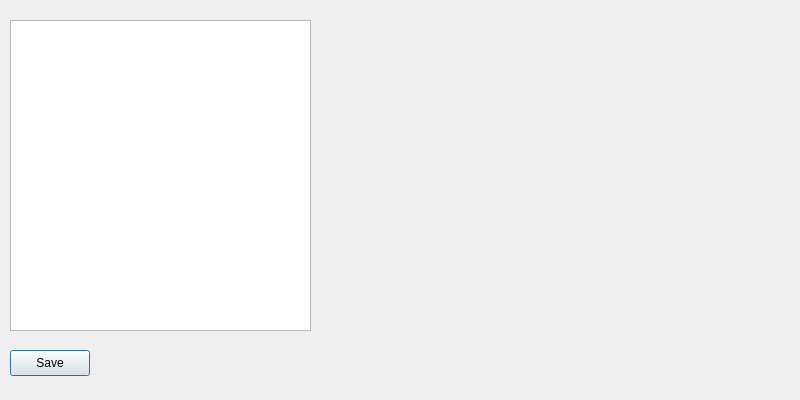
The window that src/filebrowse.ui (g4ixt/QtTinySA) describes before a commit, drawn with Qt 5.
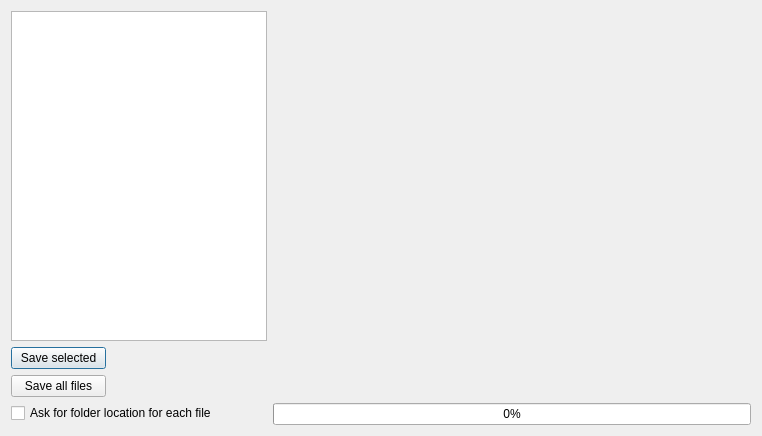
The same window after the commit.

```diff
--- a/src/filebrowse.ui
+++ b/src/filebrowse.ui
@@ -6,44 +6,39 @@
    <rect>
     <x>0</x>
     <y>0</y>
-    <width>800</width>
-    <height>400</height>
+    <width>762</width>
+    <height>436</height>
    </rect>
   </property>
   <property name="windowTitle">
    <string>File List</string>
   </property>
+  <layout class="QGridLayout" name="gridLayout_3">
+   <item row="0" column="0">
+    <layout class="QFormLayout" name="formLayout">
+     <item row="0" column="0">
   <widget class="QListWidget" name="listWidget">
-   <property name="geometry">
-    <rect>
-     <x>10</x>
-     <y>20</y>
-     <width>301</width>
-     <height>311</height>
-    </rect>
-   </property>
-  </widget>
-  <widget class="QPushButton" name="download">
-   <property name="geometry">
-    <rect>
-     <x>10</x>
-     <y>350</y>
-     <width>80</width>
-     <height>26</height>
-    </rect>
-   </property>
-   <property name="text">
-    <string>Save</string>
-   </property>
-  </widget>
+       <property name="sizePolicy">
+        <sizepolicy hsizetype="Expanding" vsizetype="Expanding">
+         <horstretch>0</horstretch>
+         <verstretch>0</verstretch>
+        </sizepolicy>
+       </property>
+      </widget>
+     </item>
+     <item row="0" column="1">
   <widget class="QLabel" name="picture">
-   <property name="geometry">
-    <rect>
-     <x>320</x>
-     <y>20</y>
-     <width>471</width>
-     <height>321</height>
-    </rect>
+       <property name="sizePolicy">
+        <sizepolicy hsizetype="Expanding" vsizetype="Preferred">
+         <horstretch>0</horstretch>
+         <verstretch>0</verstretch>
+        </sizepolicy>
+       </property>
+       <property name="minimumSize">
+        <size>
+         <width>480</width>
+         <height>320</height>
+        </size>
    </property>
    <property name="text">
     <string/>
@@ -52,19 +47,78 @@
     <bool>false</bool>
    </property>
   </widget>
+     </item>
+     <item row="1" column="0">
+      <widget class="QPushButton" name="download">
+       <property name="sizePolicy">
+        <sizepolicy hsizetype="Fixed" vsizetype="Fixed">
+         <horstretch>0</horstretch>
+         <verstretch>0</verstretch>
+        </sizepolicy>
+       </property>
+       <property name="minimumSize">
+        <size>
+         <width>95</width>
+         <height>0</height>
+        </size>
+       </property>
+       <property name="text">
+        <string>Save selected</string>
+       </property>
+      </widget>
+     </item>
+     <item row="1" column="1">
   <widget class="QLabel" name="downloadInfo">
-   <property name="geometry">
-    <rect>
-     <x>10</x>
-     <y>380</y>
-     <width>791</width>
-     <height>20</height>
-    </rect>
+       <property name="sizePolicy">
+        <sizepolicy hsizetype="Expanding" vsizetype="Expanding">
+         <horstretch>0</horstretch>
+         <verstretch>0</verstretch>
+        </sizepolicy>
    </property>
    <property name="text">
     <string/>
    </property>
   </widget>
+     </item>
+     <item row="2" column="0">
+      <widget class="QPushButton" name="saveAll">
+       <property name="sizePolicy">
+        <sizepolicy hsizetype="Fixed" vsizetype="Fixed">
+         <horstretch>0</horstretch>
+         <verstretch>0</verstretch>
+        </sizepolicy>
+       </property>
+       <property name="minimumSize">
+        <size>
+         <width>95</width>
+         <height>0</height>
+        </size>
+       </property>
+       <property name="text">
+        <string>Save all files</string>
+       </property>
+      </widget>
+     </item>
+     <item row="3" column="0">
+      <widget class="QCheckBox" name="askForPath">
+       <property name="text">
+        <string>Ask for folder location for each file</string>
+       </property>
+       <property name="checked">
+        <bool>false</bool>
+       </property>
+      </widget>
+     </item>
+     <item row="3" column="1">
+      <widget class="QProgressBar" name="saveProgress">
+       <property name="value">
+        <number>0</number>
+       </property>
+      </widget>
+     </item>
+    </layout>
+   </item>
+  </layout>
  </widget>
  <resources/>
  <connections/>
```
Lines whose indentation alone changed are shown as unchanged.
